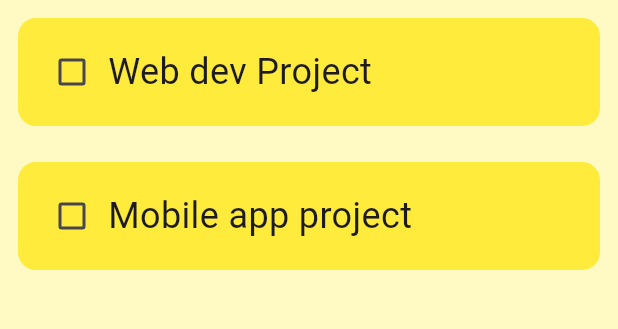
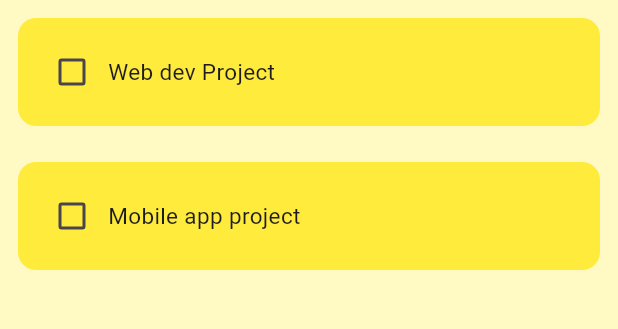
Before and after one commit to Saadaqmacalin/ToDoList_App_Flutter, a Flutter app: the screen it shows after launch, on a phone screen of 412 x 824 dp, the part 84-413 px from its top. Run offline on Flutter 3.47's test engine with Material 3 defaults, Android fonts, the phone set to English and light mode, and no system bars.

Commit message:
updated dolist app and added lineThrou when task is completed

```diff
--- a/lib/Components/todo_tile.dart
+++ b/lib/Components/todo_tile.dart
@@ -9,21 +9,32 @@ class ToDoTile extends StatelessWidget {
     super.key,
     required this.taskName,
     required this.taskCompleted,
-    required this.onChanged
+    required this.onChanged,
   });
 
   @override
   Widget build(BuildContext context) {
     return Padding(
-
       padding: EdgeInsets.all(12),
       child: Container(
         // margin: EdgeInsets.only(top: 45),
         padding: EdgeInsets.all(12),
         child: Row(
           children: [
-            Checkbox(value: taskCompleted, onChanged: onChanged),
-             Text(taskName, style: TextStyle(fontSize: 24)),
+            Checkbox(
+              value: taskCompleted,
+              onChanged: onChanged,
+              activeColor: Colors.black,
+            ),
+            Text(
+              taskName,
+              style: TextStyle(
+                fontSize: 15,
+                decoration: taskCompleted
+                    ? TextDecoration.lineThrough
+                    : TextDecoration.none,
+              ),
+            ),
           ],
         ),
         decoration: BoxDecoration(
```
